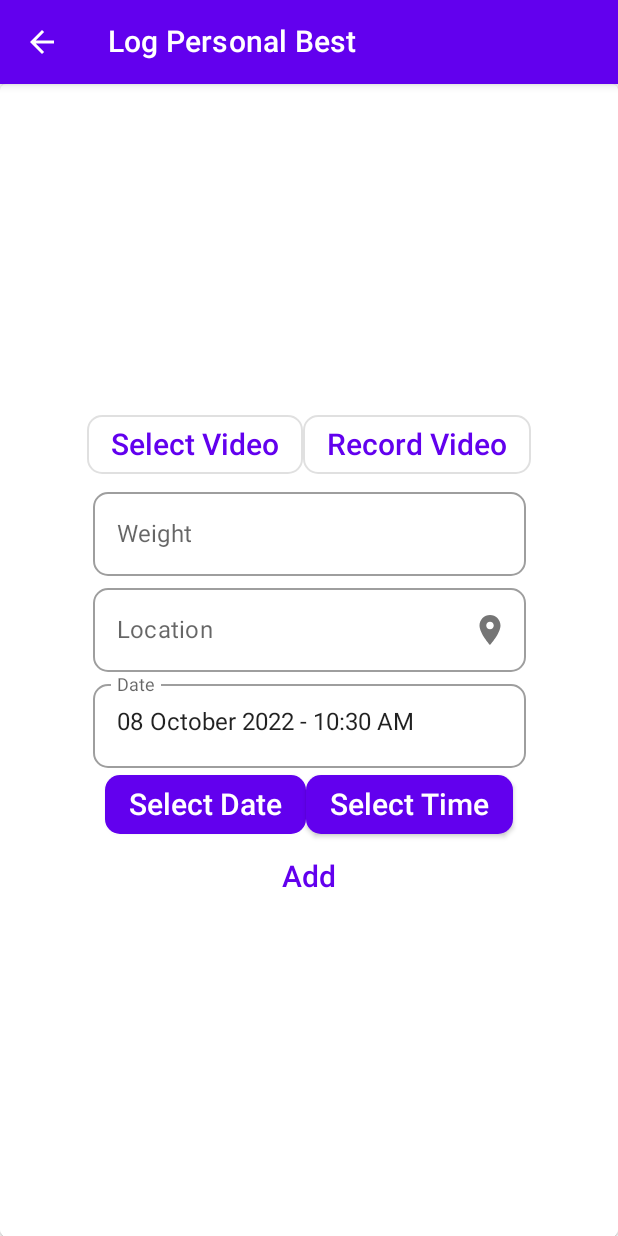
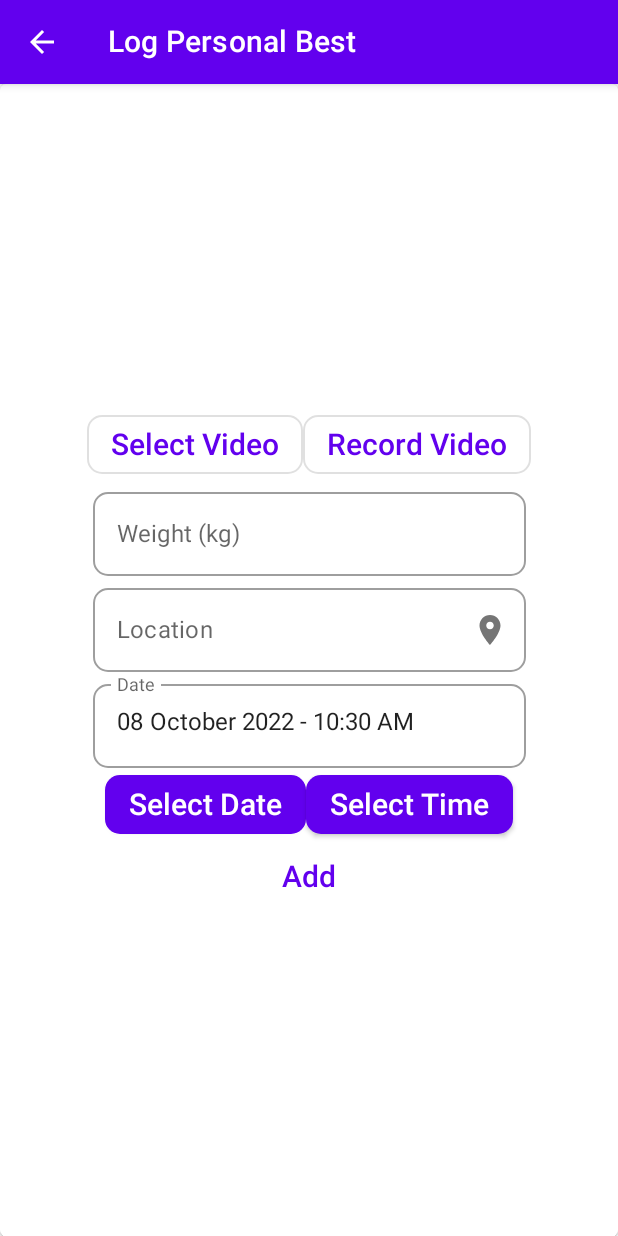
Before and after one commit to GongzaiLi/Lift-Tracker, an Android app built with Jetpack Compose: the composable LogPBScreen called with empty values, on a phone screen of 412 x 824 dp. Run offline under Robolectric (Android 15) with nearby library versions, the phone set to English and light mode, and no system bars; our stand-ins replace Dagger/Hilt's generated code, Room's generated code.

Commit message:
Updated LogPBScreen.kt Ui to also show the weight unit based on the selected weight unit in settings.

```diff
--- a/app/src/main/java/com/seng440/jeh128/seng440assignment2/presentation/LogPBScreen.kt
+++ b/app/src/main/java/com/seng440/jeh128/seng440assignment2/presentation/LogPBScreen.kt
@@ -130,6 +130,10 @@ fun LogPBContent(
     var showGallerySelect by remember { mutableStateOf(false) }
     var showRecordVideo by remember { mutableStateOf(false) }
 
+    val unit =
+        if (weightUnit == WeightUnit.KILOGRAMS) stringResource(R.string.kg_unit)
+        else stringResource(R.string.pounds_unit)
+
     Card(Modifier.fillMaxSize()) {
         Column(
             Modifier.fillMaxSize(),
@@ -177,7 +181,7 @@ fun LogPBContent(
                 keyboardOptions = KeyboardOptions(keyboardType = KeyboardType.Number),
                 value = weight.value,
                 onValueChange = { weight.value = it },
-                label = { Text(stringResource(id = R.string.weight)) })
+                label = { Text("${stringResource(id = R.string.weight)} ($unit)") })
 
             OutlinedTextField(
                 modifier = Modifier.fillMaxWidth(0.7f),
```
